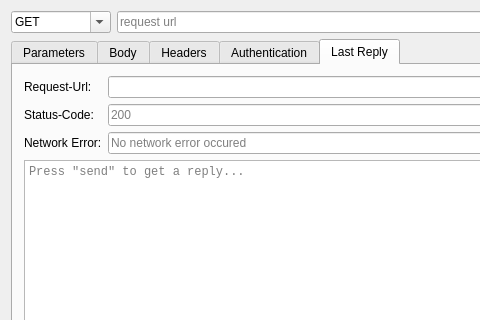
The window that examples/restclient/SimpleRestClientApp/mainwindow.ui (Skycoder42/QtRestClient) describes before a commit, drawn with Qt 5; both pictures show x 0 to 480 and y 0 to 320 of the 697 by 569 pixel window.
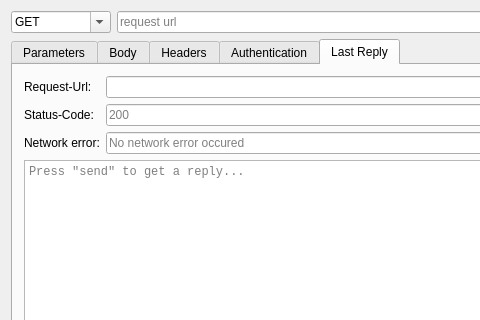
The same window after the commit. The open tabs and pages were chosen to show the change.

Commit message: example: better error message

```diff
--- a/examples/restclient/SimpleRestClientApp/mainwindow.ui
+++ b/examples/restclient/SimpleRestClientApp/mainwindow.ui
@@ -322,7 +322,7 @@
             <item row="2" column="0">
              <widget class="QLabel" name="networkErrorLabel">
               <property name="text">
-               <string>Network Error:</string>
+               <string>Network error:</string>
               </property>
              </widget>
             </item>
```
Left out of the diff: 4 changed lines with no effect on the pictures. The commit also changes 1 other file.
